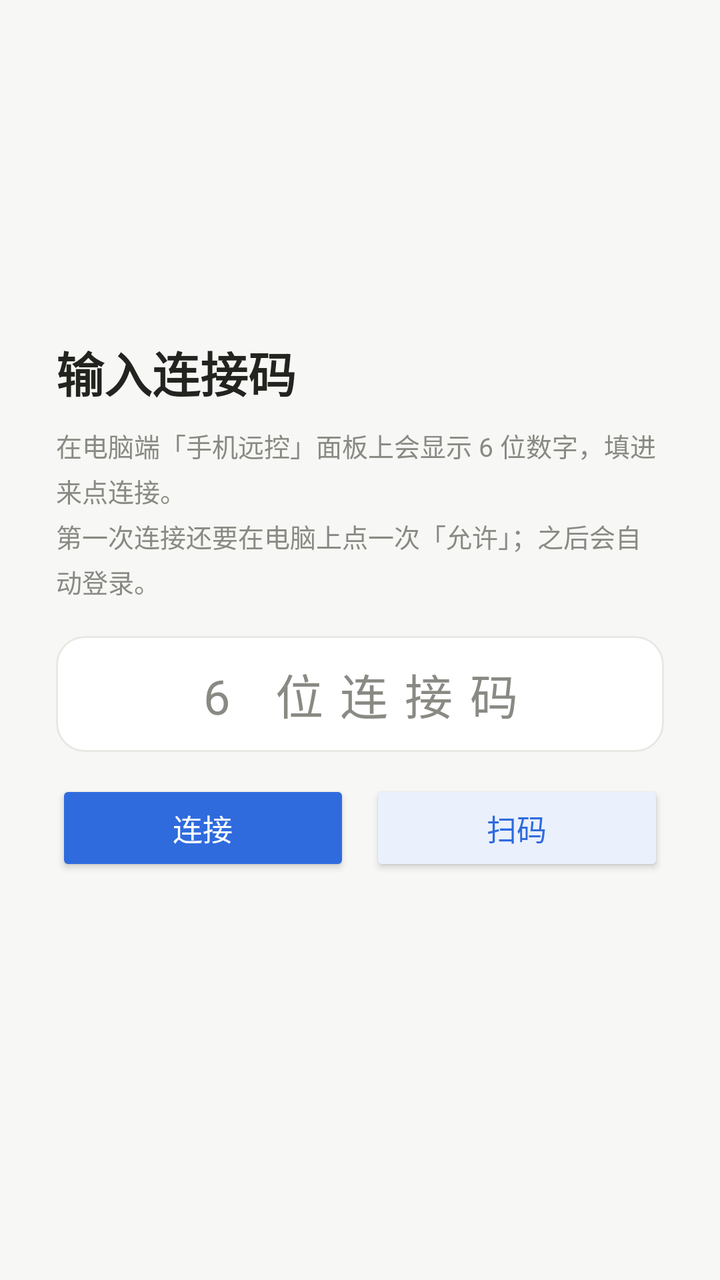
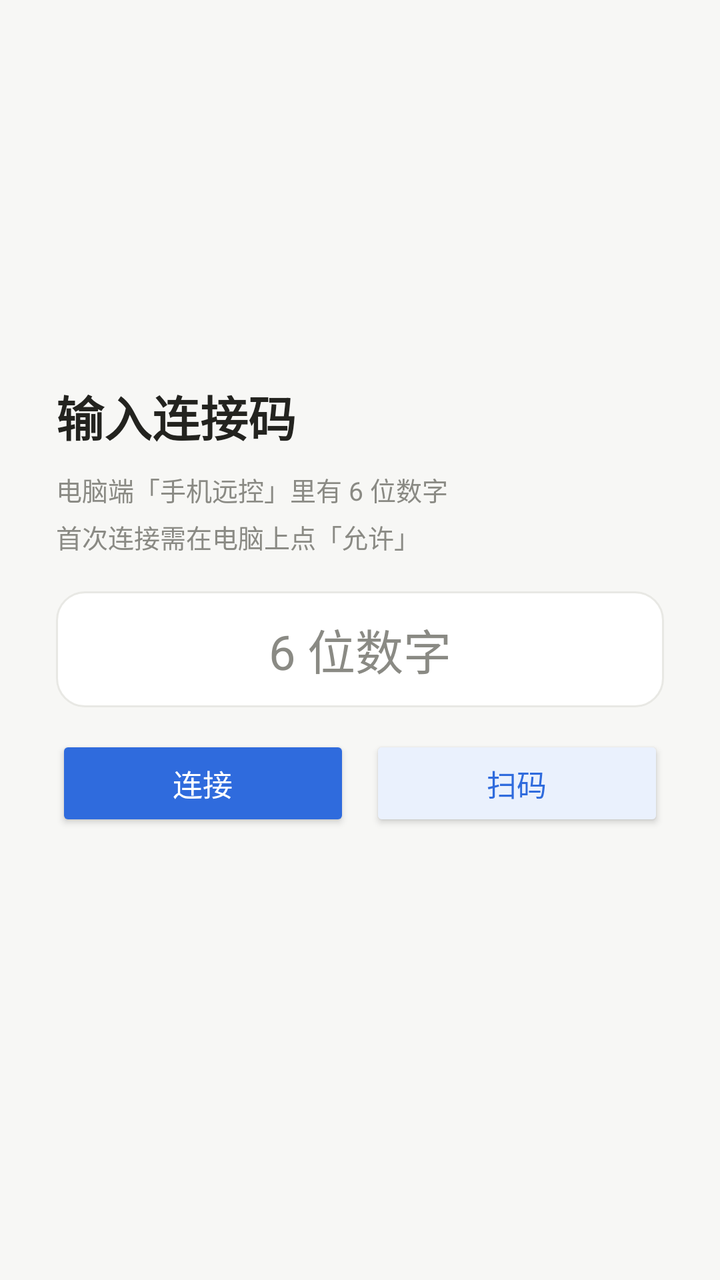

Before-and-after screenshots of an Android layout around one commit, followed by the original layout XML and the change that was made.
<!-- AndroidManifest.xml: application theme Theme.Remote -->
<!-- res/layout/activity_main.xml -->
<?xml version="1.0" encoding="utf-8"?>
<FrameLayout xmlns:android="http://schemas.android.com/apk/res/android"
    android:layout_width="match_parent"
    android:layout_height="match_parent"
    android:background="@color/bg">

    <WebView
        android:id="@+id/web"
        android:layout_width="match_parent"
        android:layout_height="match_parent"
        android:visibility="gone" />

    <ScrollView
        android:id="@+id/setup"
        android:layout_width="match_parent"
        android:layout_height="match_parent"
        android:fillViewport="true">

        <LinearLayout
            android:layout_width="match_parent"
            android:layout_height="wrap_content"
            android:gravity="center_vertical"
            android:orientation="vertical"
            android:padding="28dp">

            <TextView
                android:layout_width="wrap_content"
                android:layout_height="wrap_content"
                android:text="@string/setup_title"
                android:textColor="@color/ink"
                android:textSize="24sp"
                android:textStyle="bold" />

            <TextView
                android:layout_width="match_parent"
                android:layout_height="wrap_content"
                android:layout_marginTop="10dp"
                android:lineSpacingExtra="4dp"
                android:text="@string/setup_desc"
                android:textColor="@color/muted"
                android:textSize="13sp" />

            <EditText
                android:id="@+id/code"
                android:layout_width="match_parent"
                android:layout_height="58dp"
                android:layout_marginTop="18dp"
                android:autofillHints="oneTimeCode"
                android:background="@drawable/field"
                android:gravity="center"
                android:hint="@string/code_hint"
                android:importantForAutofill="yes"
                android:inputType="number"
                android:letterSpacing="0.35"
                android:maxLength="6"
                android:maxLines="1"
                android:paddingStart="14dp"
                android:paddingEnd="14dp"
                android:textColor="@color/ink"
                android:textColorHint="@color/muted"
                android:textSize="24sp" />

            <LinearLayout
                android:layout_width="match_parent"
                android:layout_height="wrap_content"
                android:layout_marginTop="14dp"
                android:orientation="horizontal">

                <Button
                    android:id="@+id/connect"
                    android:layout_width="0dp"
                    android:layout_height="48dp"
                    android:layout_weight="1"
                    android:backgroundTint="@color/accent"
                    android:text="@string/connect"
                    android:textAllCaps="false"
                    android:textColor="#FFFFFF"
                    android:textSize="15sp" />

                <Button
                    android:id="@+id/scan"
                    android:layout_width="0dp"
                    android:layout_height="48dp"
                    android:layout_marginStart="10dp"
                    android:layout_weight="1"
                    android:backgroundTint="@color/accent_soft"
                    android:text="@string/scan"
                    android:textAllCaps="false"
                    android:textColor="@color/accent"
                    android:textSize="15sp" />
            </LinearLayout>

            <TextView
                android:id="@+id/hint"
                android:layout_width="match_parent"
                android:layout_height="wrap_content"
                android:layout_marginTop="16dp"
                android:lineSpacingExtra="3dp"
                android:textColor="@color/danger"
                android:textSize="13sp" />
        </LinearLayout>
    </ScrollView>
</FrameLayout>
<!-- resources referenced by this layout -->
<resources>
  <color name="accent">#2F6BDD</color>
  <color name="accent_soft">#EAF1FD</color>
  <color name="bg">#F7F7F5</color>
  <color name="danger">#C0392B</color>
  <color name="ink">#23231F</color>
  <color name="muted">#8A8A84</color>
  <!-- drawable field (drawable) -->
  <?xml version="1.0" encoding="utf-8"?>
  <shape xmlns:android="http://schemas.android.com/apk/res/android"
      android:shape="rectangle">
      <solid android:color="#FFFFFF" />
      <corners android:radius="14dp" />
      <stroke
          android:width="1dp"
          android:color="@color/line" />
  </shape>
  <string name="code_hint">6 位连接码</string>
  <string name="connect">连接</string>
  <string name="scan">扫码</string>
  <string name="setup_desc">在电脑端「手机远控」面板上会显示 6 位数字，填进来点连接。\n第一次连接还要在电脑上点一次「允许」；之后会自动登录。</string>
  <string name="setup_title">输入连接码</string>
  <style name="Theme.Remote" parent="Theme.AppCompat.Light.NoActionBar">
          <item name="android:windowBackground">@color/bg</item>
          <item name="android:statusBarColor">@color/bg</item>
          <item name="android:navigationBarColor">@color/bg</item>
          <item name="android:windowLightStatusBar">true</item>
      </style>
  <color name="line">#E8E8E4</color>
</resources>

<!-- the commit's change to res/layout/activity_main.xml (unified diff, before → after) -->
@@ -35,7 +35,9 @@
                 android:layout_width="match_parent"
                 android:layout_height="wrap_content"
                 android:layout_marginTop="10dp"
-                android:lineSpacingExtra="4dp"
+                android:breakStrategy="simple"
+                android:hyphenationFrequency="none"
+                android:lineSpacingExtra="5dp"
                 android:text="@string/setup_desc"
                 android:textColor="@color/muted"
                 android:textSize="13sp" />
@@ -51,7 +53,6 @@
                 android:hint="@string/code_hint"
                 android:importantForAutofill="yes"
                 android:inputType="number"
-                android:letterSpacing="0.35"
                 android:maxLength="6"
                 android:maxLines="1"
                 android:paddingStart="14dp"
<!-- resource entries referenced after the edit -->
@@ -16,10 +16,10 @@
           android:width="1dp"
           android:color="@color/line" />
   </shape>
-  <string name="code_hint">6 位连接码</string>
+  <string name="code_hint">6 位数字</string>
   <string name="connect">连接</string>
   <string name="scan">扫码</string>
-  <string name="setup_desc">在电脑端「手机远控」面板上会显示 6 位数字，填进来点连接。\n第一次连接还要在电脑上点一次「允许」；之后会自动登录。</string>
+  <string name="setup_desc">电脑端「手机远控」里有 6 位数字\n首次连接需在电脑上点「允许」</string>
   <string name="setup_title">输入连接码</string>
   <style name="Theme.Remote" parent="Theme.AppCompat.Light.NoActionBar">
           <item name="android:windowBackground">@color/bg</item>
